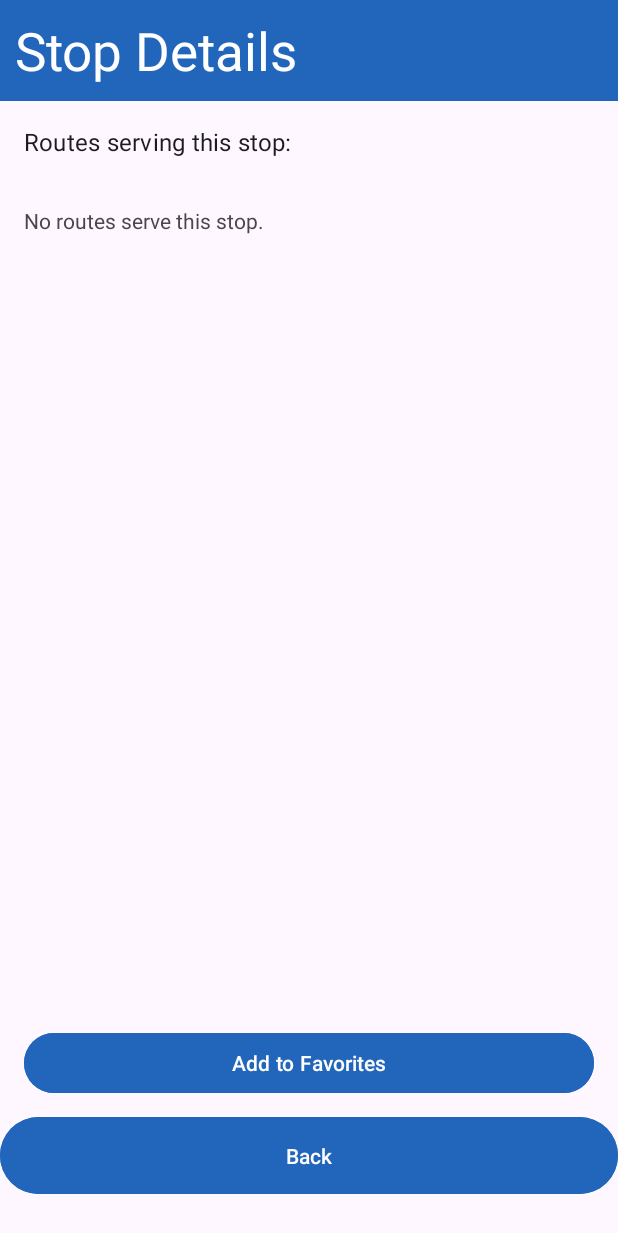
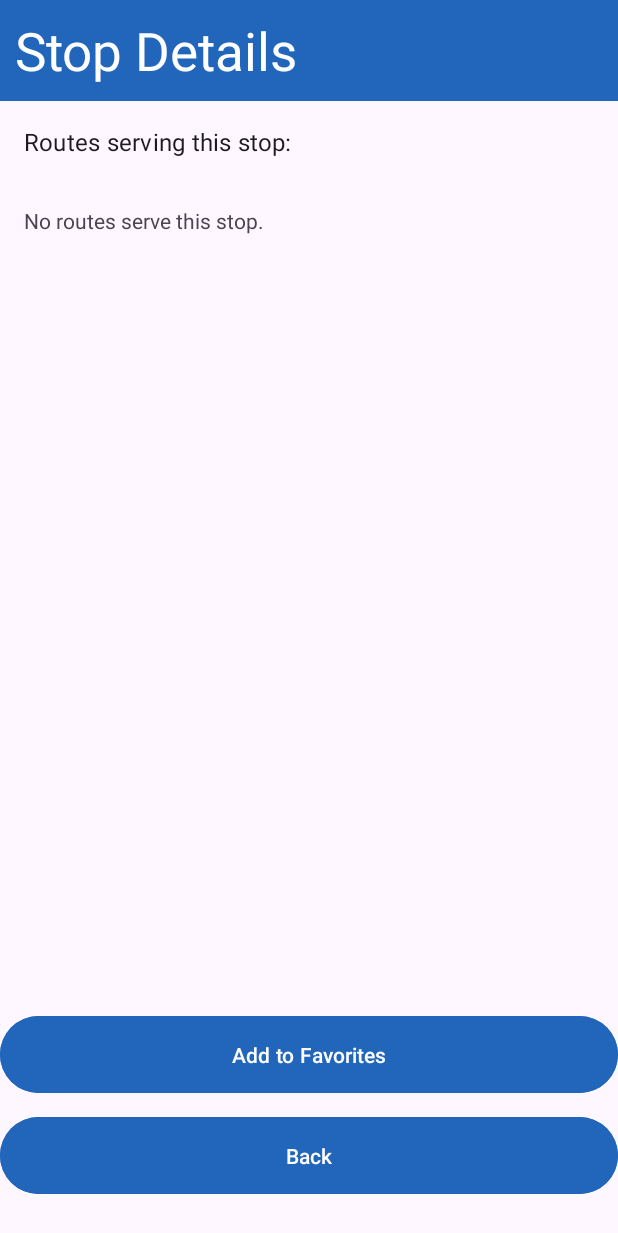
Before and after one commit to forceHW/436-group-project, an Android app: the StopDetailActivity screen opened directly, with no data from a screen before it, on a phone screen of 412 x 824 dp. Shown: the top 1233 px of the screen. Run offline under Robolectric (Android 15) with nearby library versions, the phone set to English and light mode, and no system bars; our stand-ins replace Firebase (no records; nobody signed in at launch, a user with empty details on screens opened directly); 2 statements that could not run were skipped.

Commit message:
Better Button

```diff
--- a/app/src/main/res/layout/activity_stop_detail.xml
+++ b/app/src/main/res/layout/activity_stop_detail.xml
@@ -69,8 +69,7 @@
         android:layout_width="match_parent"
         android:layout_height="wrap_content"
         android:text="Add to Favorites"
-        android:layout_marginStart="16dp"
-        android:layout_marginEnd="16dp"
+        android:padding="16dp"
         android:layout_marginBottom="8dp"
         android:backgroundTint="@color/blue"
         android:textColor="@color/white"
```
